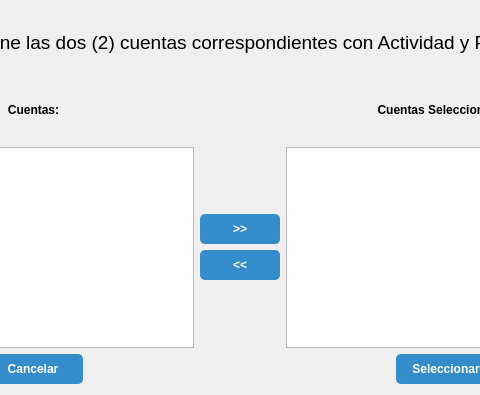
Above: formdescomposicion.ui from rudmanmrrod/mmcs before the change; both pictures show x 138 to 618 and y 0 to 395 of the 756 by 395 pixel window. Below: the same form after it.
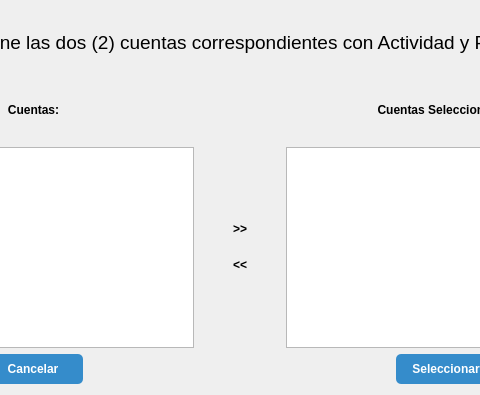
That is the form after the change.

The edit to the form file:
```diff
--- a/formdescomposicion.ui
+++ b/formdescomposicion.ui
@@ -96,11 +96,14 @@
         </size>
        </property>
        <property name="styleSheet">
-        <string notr="true">background-color: #358ccb; color: #fff; font-weight: bold; height: 30px; border: none; border-radius: 5px;</string>
+        <string notr="true">font-weight: bold; height: 30px; border: none; border-radius: 5px;</string>
        </property>
        <property name="text">
         <string>&lt;&lt;</string>
        </property>
+       <property name="flat">
+        <bool>true</bool>
+       </property>
       </widget>
      </item>
      <item row="3" column="1">
@@ -118,11 +121,14 @@
         </size>
        </property>
        <property name="styleSheet">
-        <string notr="true">background-color: #358ccb; color: #fff; font-weight: bold; height: 30px; border: none; border-radius: 5px;</string>
+        <string notr="true">font-weight: bold; height: 30px; border: none; border-radius: 5px;</string>
        </property>
        <property name="text">
         <string>&gt;&gt;</string>
        </property>
+       <property name="flat">
+        <bool>true</bool>
+       </property>
       </widget>
      </item>
      <item row="1" column="2">
```
